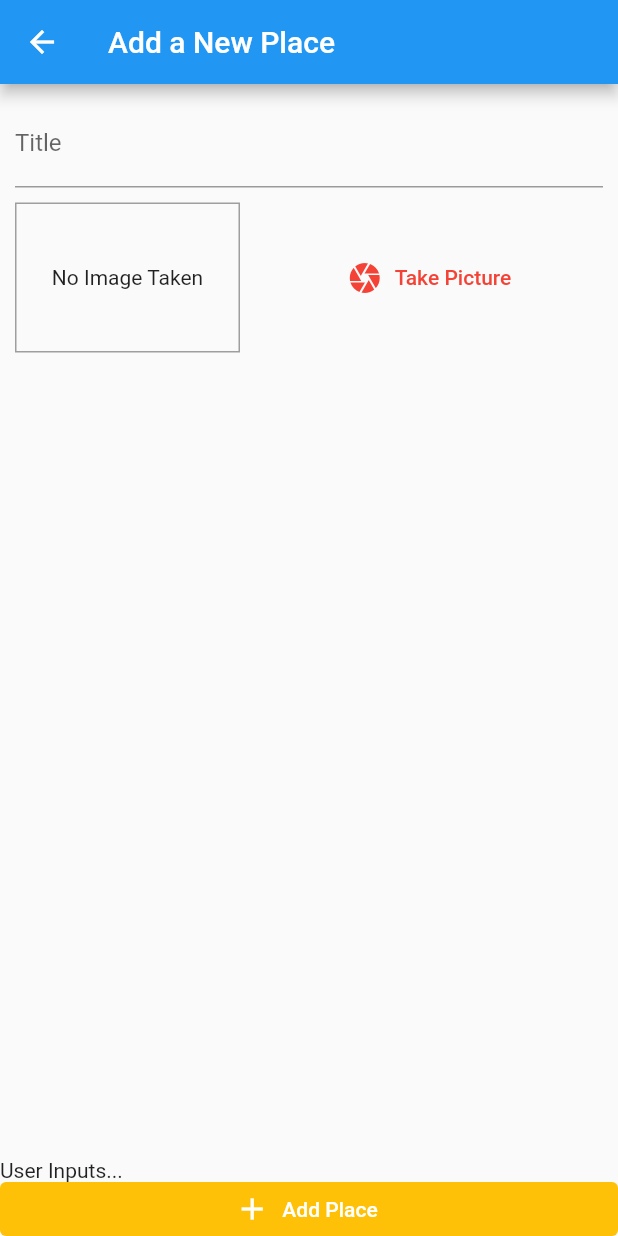
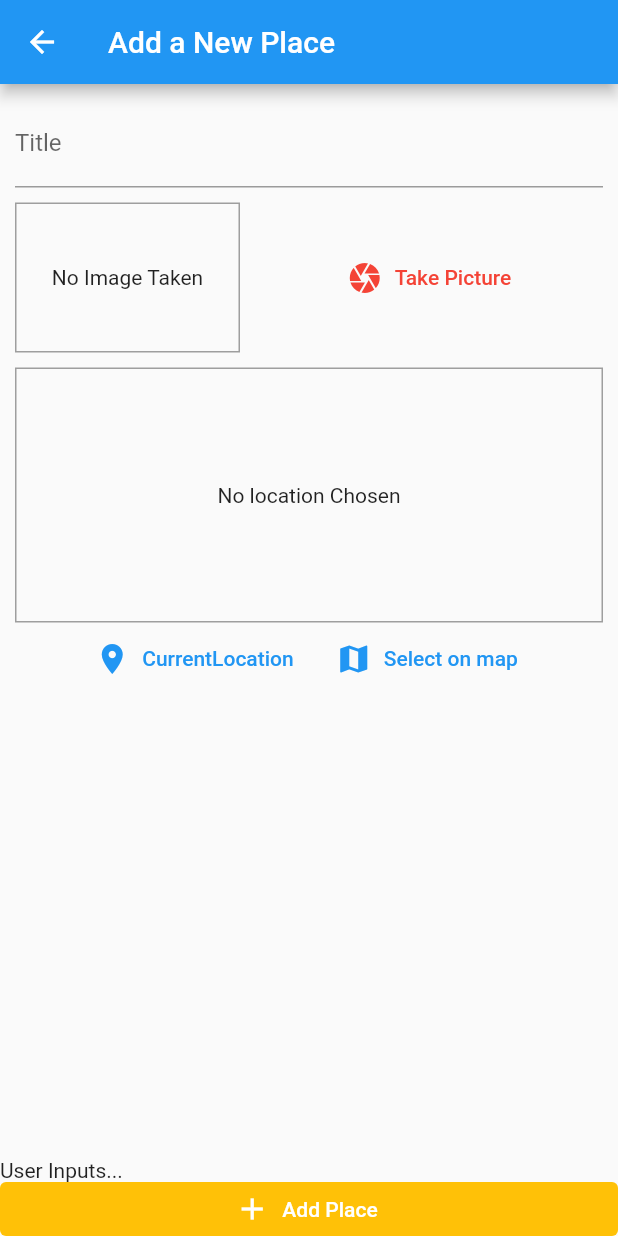
Before and after one commit to gmhcode/place_list, a Flutter app: the AddPlaceScreen screen opened by its route, on a phone screen of 412 x 824 dp. Run offline on Flutter 3.47's test engine with Material 2 defaults, Android fonts, the light colour scheme and no system bars; our stand-ins replace image_picker, sqflite; missing offline and left inert: dart:ffi; accounts and stored records are empty.

Commit message:
started on location controller

```diff
--- a/lib/main.dart
+++ b/lib/main.dart
@@ -2,6 +2,7 @@ import 'package:flutter/material.dart';
 import 'package:place_list/providers/great_places.dart';
 import 'package:place_list/screens/add_place_screen.dart';
 import 'package:place_list/screens/places_list_screen.dart';
+import 'package:place_list/widgets/location_input.dart';
 import 'package:provider/provider.dart';
 
 void main() {
@@ -30,6 +31,7 @@ class MyApp extends StatelessWidget {
           accentColor: Colors.amber,
         ),
         home: PlacesListScreen(),
+        // home: LocationInput(),
         routes: {
           AddPlaceScreen.routName: (ctx) => AddPlaceScreen(),
         },
--- a/lib/screens/add_place_screen.dart
+++ b/lib/screens/add_place_screen.dart
@@ -4,6 +4,7 @@ import 'package:flutter/cupertino.dart';
 import 'package:flutter/material.dart';
 import 'package:place_list/providers/great_places.dart';
 import 'package:place_list/widgets/images_input.dart';
+import 'package:place_list/widgets/location_input.dart';
 import 'package:provider/provider.dart';
 
 class AddPlaceScreen extends StatefulWidget {
@@ -54,6 +55,10 @@ class _AddPlaceScreenState extends State<AddPlaceScreen> {
                     ),
                     SizedBox(height: 10),
                     ImageInput(_selectImage),
+                    SizedBox(
+                      height: 10,
+                    ),
+                    LocationInput(),
                   ],
                 ),
               ),
--- /dev/null
+++ b/lib/widgets/location_input.dart
@@ -0,0 +1,54 @@
+import 'dart:ffi';
+
+import 'package:flutter/material.dart';
+import 'package:flutter/widgets.dart';
+
+class LocationInput extends StatefulWidget {
+  @override
+  _LocationInputState createState() => _LocationInputState();
+}
+
+class _LocationInputState extends State<LocationInput> {
+  String _previewImageUrl;
+
+  Future<Void> _getCurrentUserLocation() async {}
+
+  @override
+  Widget build(BuildContext context) {
+    return Column(
+      children: [
+        Container(
+          height: 170,
+          width: double.infinity,
+          alignment: Alignment.center,
+          decoration:
+              BoxDecoration(border: Border.all(width: 1, color: Colors.grey)),
+          child: _previewImageUrl == null
+              ? Text('No location Chosen', textAlign: TextAlign.center)
+              : Image.network(
+                  _previewImageUrl,
+                  fit: BoxFit.cover,
+                  width: double.infinity,
+                ),
+        ),
+        Row(
+          mainAxisAlignment: MainAxisAlignment.center,
+          children: [
+            FlatButton.icon(
+              onPressed: () {},
+              icon: Icon(Icons.location_on),
+              label: Text('CurrentLocation'),
+              textColor: Theme.of(context).primaryColor,
+            ),
+            FlatButton.icon(
+              onPressed: () {},
+              icon: Icon(Icons.map),
+              label: Text('Select on map'),
+              textColor: Theme.of(context).primaryColor,
+            )
+          ],
+        )
+      ],
+    );
+  }
+}
--- a/pubspec.yaml
+++ b/pubspec.yaml
@@ -28,6 +28,7 @@ dependencies:
   path_provider: ^2.0.2
   path: ^1.8.0
   sqflite: ^2.0.0+3
+  location: ^4.3.0
 
   # The following adds the Cupertino Icons font to your application.
   # Use with the CupertinoIcons class for iOS style icons.
```
Also changed, not shown: pubspec.lock, 8 other files.
